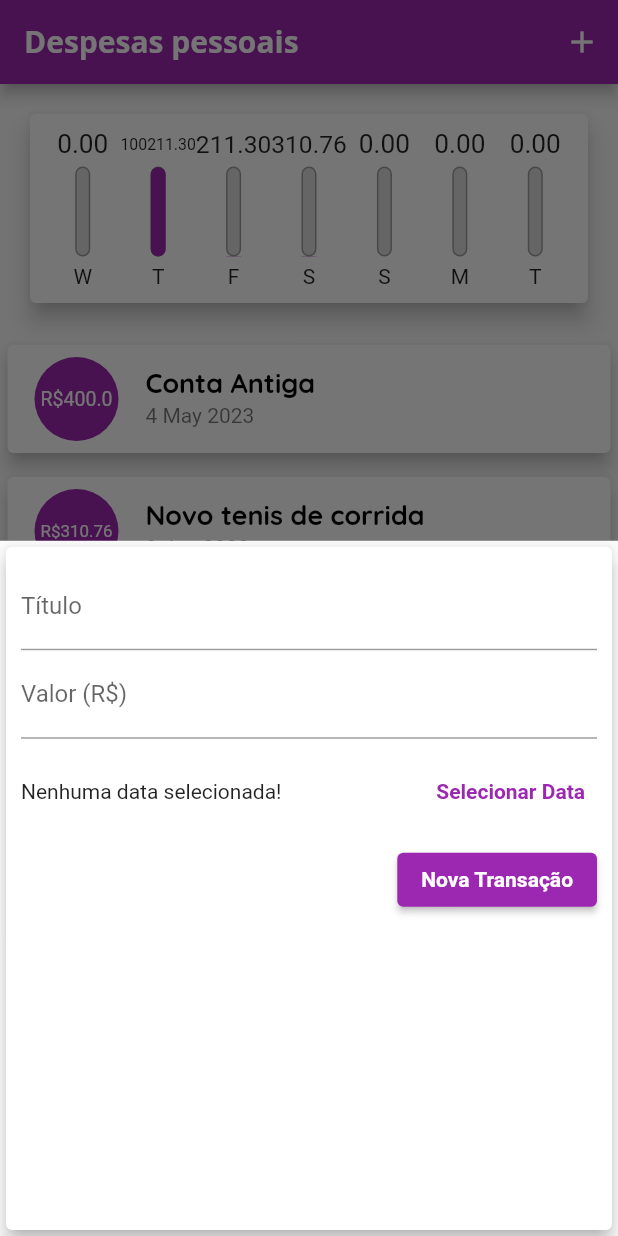
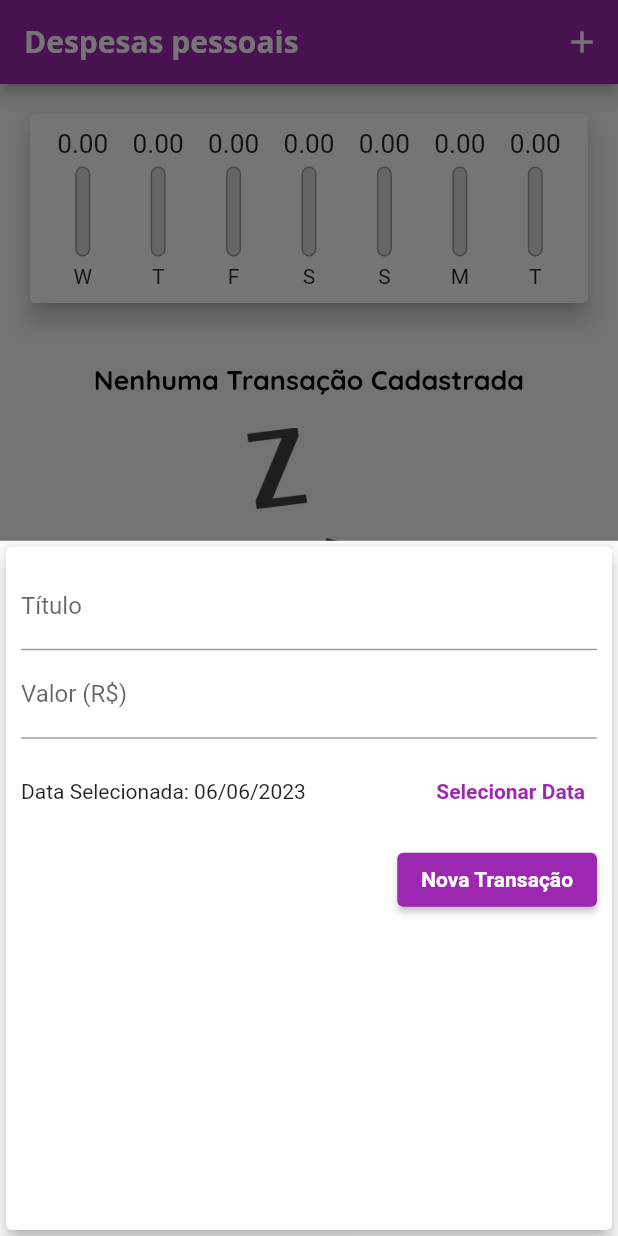
Before and after one commit to brandao-rafael/udemy-flutter, a Flutter app: the screen it shows after launch, after a tap on the "add" icon, on a phone screen of 412 x 824 dp. Run offline on Flutter 3.47's test engine with Material 2 defaults, Android fonts, the phone set to English and light mode, and no system bars.

Commit message:
refactor: to _addTransaction accept date

```diff
--- a/sessao-4-contruindo-app-real/expenses/lib/components/chart.dart
+++ b/sessao-4-contruindo-app-real/expenses/lib/components/chart.dart
@@ -54,7 +54,7 @@
               child: ChartBar(
                 label: tr['day'] as String,
                 value: tr['value'] as double,
-                percentage: (tr['value'] as double) / _weekTotalValue,
+                percentage: _weekTotalValue == 0 ? 0 : (tr['value'] as double) / _weekTotalValue,
               ),
             );
           }).toList(),
--- a/sessao-4-contruindo-app-real/expenses/lib/components/transaction_form.dart
+++ b/sessao-4-contruindo-app-real/expenses/lib/components/transaction_form.dart
@@ -2,7 +2,7 @@
 import 'package:intl/intl.dart';
 
 class TransactionForm extends StatefulWidget {
-  final void Function(String, double) onSubmit;
+  final void Function(String, double, DateTime) onSubmit;
 
   const TransactionForm(this.onSubmit, {super.key});
 
@@ -13,7 +13,7 @@
 class _TransactionFormState extends State<TransactionForm> {
   final _titleController = TextEditingController();
   final _valueController = TextEditingController();
-  Object  _selectedDate = false;
+  DateTime _selectedDate = DateTime.now();
 
   _submitForm() {
     final title = _titleController.text;
@@ -23,7 +23,7 @@
       return;
     }
 
-    widget.onSubmit(title, value);
+    widget.onSubmit(title, value, _selectedDate);
   }
 
   _showDatePicker() {
@@ -67,9 +67,7 @@
                 children: [
                   Expanded(
                     child: Text(
-                      _selectedDate == false
-                          ? 'Nenhuma data selecionada!'
-                          : 'Data Selecionada: ${DateFormat('dd/MM/yyyy').format(_selectedDate as DateTime)}',
+                      'Data Selecionada: ${DateFormat('dd/MM/yyyy').format(_selectedDate)}',
                     ),
                   ),
                   TextButton(
--- a/sessao-4-contruindo-app-real/expenses/lib/main.dart
+++ b/sessao-4-contruindo-app-real/expenses/lib/main.dart
@@ -49,32 +49,7 @@
 }
 
 class _MyHomePageState extends State<MyHomePage> {
-  final List<Transaction> _transactions = [
-    Transaction(
-      id: 't1',
-      title: 'Conta Antiga',
-      value: 400.00,
-      date: DateTime.now().subtract(const Duration(days: 33)),
-    ),
-    Transaction(
-      id: 't2',
-      title: 'Novo tenis de corrida',
-      value: 310.76,
-      date: DateTime.now().subtract(const Duration(days: 3)),
-    ),
-    Transaction(
-      id: 't3',
-      title: 'Conta de luz',
-      value: 211.30,
-      date: DateTime.now().subtract(const Duration(days: 4)),
-    ),
-    Transaction(
-      id: 't4',
-      title: 'Carro',
-      value: 100211.30,
-      date: DateTime.now().subtract(const Duration(days: 5)),
-    ),
-  ];
+  final List<Transaction> _transactions = [];
 
   List<Transaction> get _recentTransaction {
     return _transactions.where((tr) {
@@ -82,12 +57,12 @@
     }).toList();
   }
 
-  _addTransaction(String title, double value) {
+  _addTransaction(String title, double value, DateTime date) {
     final newTransaction = Transaction(
       id: Random().nextDouble().toString(),
       title: title,
       value: value,
-      date: DateTime.now(),
+      date: date,
     );
 
     setState(() {
```
